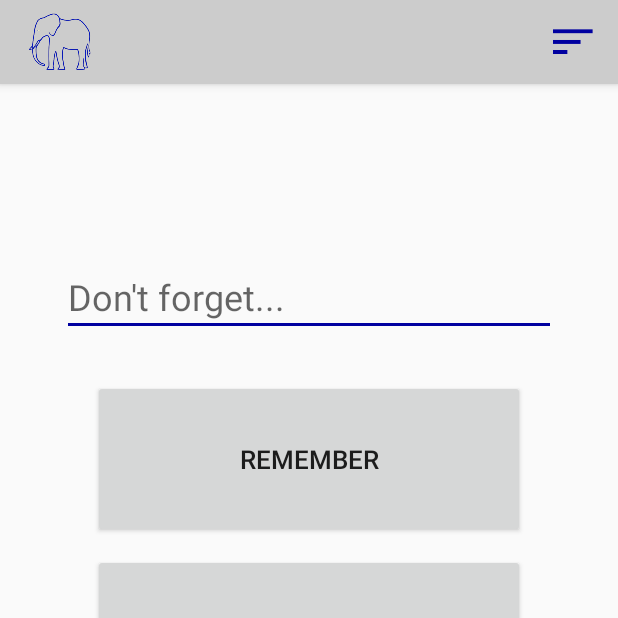
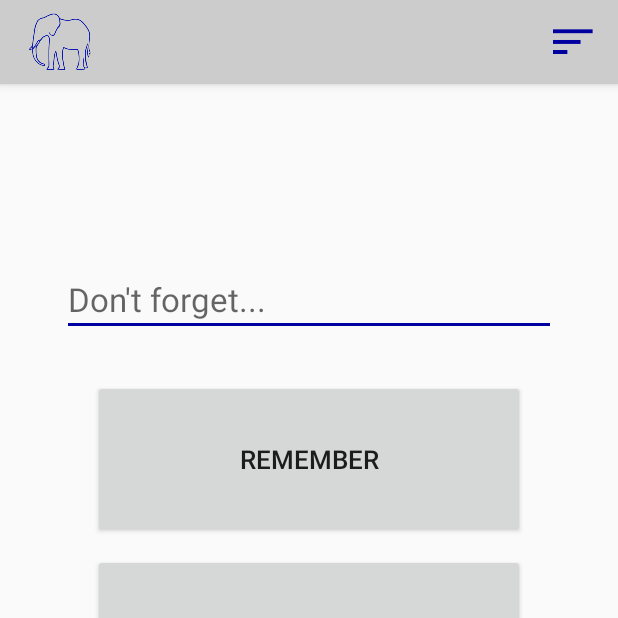
Before and after one commit to burkely/My-First-Android-App, an Android app: the screen it shows after launch (AddNoteActivity), on a phone screen of 412 x 824 dp, the top half of it. Run offline under Robolectric (Android 15) with nearby library versions, the phone set to English and light mode, and no system bars.

Commit message:
Added layout-land for displayNotes and AddNotes

```diff
--- a/app/src/main/AndroidManifest.xml
+++ b/app/src/main/AndroidManifest.xml
@@ -21,7 +21,7 @@
         <activity
             android:name=".DisplayNotesActivity"
             android:label="@string/title_activity_display_notes"
-            android:parentActivityName=".AddNoteActivity" >
+            android:parentActivityName=".AddNoteActivity">
             <meta-data
                 android:name="android.support.PARENT_ACTIVITY"
                 android:value="AddNoteActivity" />
--- a/app/src/main/java/com/lydia/mynote2self/DisplayNotesActivity.java
+++ b/app/src/main/java/com/lydia/mynote2self/DisplayNotesActivity.java
@@ -4,6 +4,7 @@ import android.app.AlertDialog;
 import android.content.Context;
 import android.content.DialogInterface;
 import android.content.SharedPreferences;
+import android.content.res.Configuration;
 import android.os.Bundle;
 import android.support.v4.app.NavUtils;
 import android.support.v7.app.AppCompatActivity;
@@ -23,6 +24,7 @@ public class DisplayNotesActivity extends AppCompatActivity {
 
     private ArrayAdapter<String> adapter;
     final Context context = this;
+
     ListView lv;
 
     @Override
@@ -42,7 +44,6 @@ public class DisplayNotesActivity extends AppCompatActivity {
 
         //access notes and methods from our globalApp Class
         final MainApp myApplication = (MainApp) getApplicationContext();
-
         //populate adapater with our shared array in MainApp
         //NOTE: simple list item 1 = Android predefined TextView resource id
         adapter = new ArrayAdapter<>(this, android.R.layout.simple_list_item_1, myApplication.getEntryList());
@@ -91,6 +92,7 @@ public class DisplayNotesActivity extends AppCompatActivity {
         });
 
     }
+
 
     @Override
     public boolean onCreateOptionsMenu(Menu menu) {
--- a/app/src/main/res/layout-land/activity_add_note.xml
+++ b/app/src/main/res/layout-land/activity_add_note.xml
@@ -14,8 +14,8 @@
     <LinearLayout
         android:layout_height="0dp"
         android:layout_width="fill_parent"
-        android:layout_weight="0.5"
-        android:layout_marginTop="10dp"
+        android:layout_weight="0.35"
+
         >
 
         <EditText android:id="@+id/edit_message"
@@ -24,10 +24,10 @@
             android:layout_height="wrap_content"
             android:hint="@string/edit_message"
 
-            android:layout_marginRight="@dimen/activity_horizontal_margin"
-            android:layout_marginLeft="@dimen/activity_horizontal_margin"
+            android:layout_marginRight="@dimen/activity_land_horizontal_margin"
+            android:layout_marginLeft="@dimen/activity_land_horizontal_margin"
             android:layout_marginBottom="8dp"
-            android:layout_marginTop="8dp"
+
 
             android:paddingLeft="@dimen/activity_horizontal_margin"
             android:paddingRight="@dimen/activity_horizontal_margin"
@@ -40,7 +40,7 @@
     <LinearLayout
         android:layout_height="0dp"
         android:layout_width="fill_parent"
-        android:layout_weight="0.5"
+        android:layout_weight="0.53"
         android:orientation="vertical"
         android:weightSum="1"
         >
@@ -60,14 +60,14 @@
                 android:text="@string/button_save"
                 android:onClick="saveMessage"
 
-                android:layout_weight="0.8"
+                android:layout_weight="0.7"
                 android:layout_width="0dp"
                 android:layout_height="wrap_content"
 
-                android:paddingLeft="@dimen/activity_horizontal_margin"
-                android:paddingRight="@dimen/activity_horizontal_margin"
-                android:paddingTop="@dimen/activity_vertical_margin"
-                android:paddingBottom="@dimen/activity_vertical_margin"
+                android:paddingLeft="@dimen/activity_land_horizontal_margin"
+                android:paddingRight="@dimen/activity_land_horizontal_margin"
+                android:paddingTop="@dimen/activity_land_vertical_margin"
+                android:paddingBottom="@dimen/activity_land_vertical_margin"
                 />
         </LinearLayout>
 
@@ -84,17 +84,27 @@
                 android:text="@string/button_see_notes"
                 android:onClick="seeNotes"
 
-                android:layout_weight="0.8"
+                android:layout_weight="0.7"
                 android:layout_width="0dp"
                 android:layout_height="wrap_content"
 
-                android:paddingLeft="@dimen/activity_horizontal_margin"
-                android:paddingRight="@dimen/activity_horizontal_margin"
-                android:paddingTop="@dimen/activity_vertical_margin"
-                android:paddingBottom="@dimen/activity_vertical_margin"
+                android:paddingLeft="@dimen/activity_land_horizontal_margin"
+                android:paddingRight="@dimen/activity_land_horizontal_margin"
+                android:paddingTop="@dimen/activity_land_vertical_margin"
+                android:paddingBottom="@dimen/activity_land_vertical_margin"
                 />
         </LinearLayout>
 
     </LinearLayout>
 
+
+    <LinearLayout
+        android:layout_width="fill_parent"
+        android:layout_height="0dp"
+        android:layout_weight="0.14
+        "
+        android:background="@color/bottomBar"
+        >
+    </LinearLayout>
+
 </LinearLayout>
--- a/app/src/main/res/layout/activity_add_note.xml
+++ b/app/src/main/res/layout/activity_add_note.xml
@@ -36,7 +36,7 @@
             android:paddingTop="10dp"
             android:paddingBottom="10dp"
 
-            android:textSize="24sp"
+            android:textSize="22sp"
             />
 
     </LinearLayout>
--- a/app/src/main/res/layout/activity_display_notes.xml
+++ b/app/src/main/res/layout/activity_display_notes.xml
@@ -19,7 +19,6 @@
             android:dividerHeight="0.1px"
             android:choiceMode="singleChoice"
             />
-
     </LinearLayout>
 
     <LinearLayout
--- a/app/src/main/res/values/dimens.xml
+++ b/app/src/main/res/values/dimens.xml
@@ -2,4 +2,7 @@
     <!-- Default screen margins, per the Android Design guidelines. -->
     <dimen name="activity_horizontal_margin">16dp</dimen>
     <dimen name="activity_vertical_margin">16dp</dimen>
+
+    <dimen name="activity_land_vertical_margin">16dp</dimen>
+    <dimen name="activity_land_horizontal_margin">44dp</dimen>
 </resources>
```
Also changed, not shown: app/src/main/res/layout-land/activity_display_notes.xml (+30 -2 lines).
